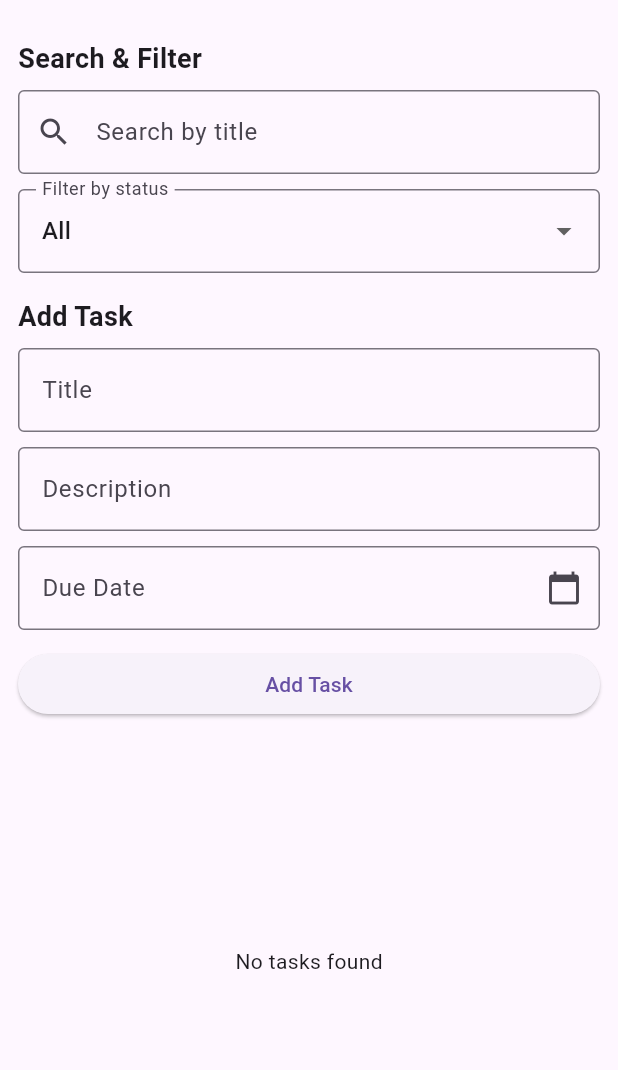
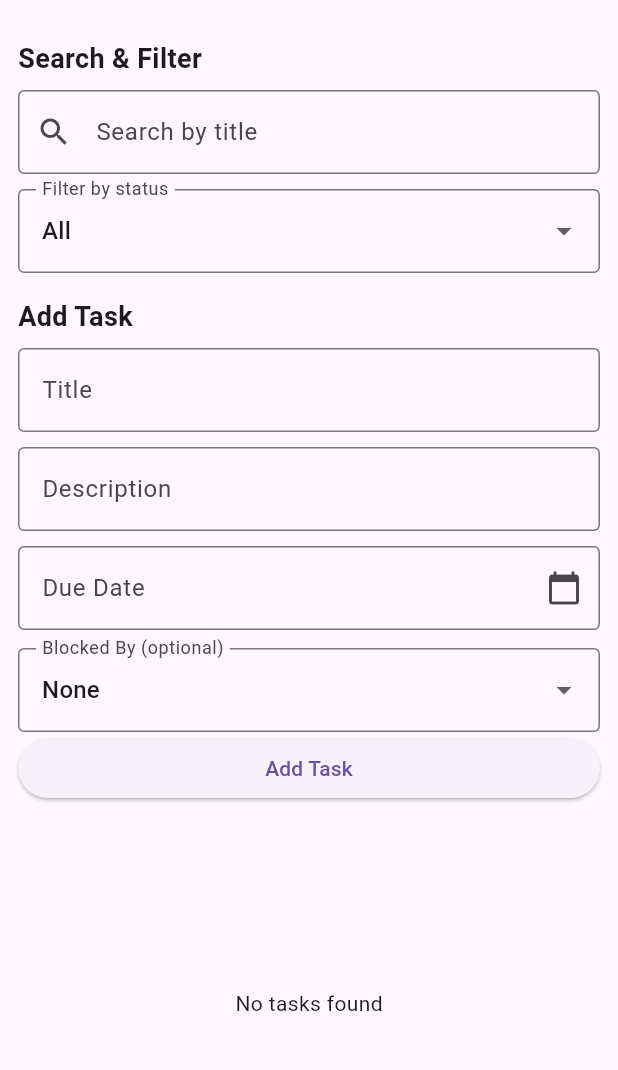
Before and after one commit to rahullpanditaa/taskmanager, a Flutter app: the screen it shows after launch, on a phone screen of 412 x 824 dp, the part 63-1133 px from its top. Run offline on Flutter 3.47's test engine with Material 3 defaults, Android fonts, the phone set to English and light mode, and no system bars; our stand-ins replace shared_preferences; network calls fail.

Commit message:
modify lib/main.dart - add dropdown for blocked by in create task section

```diff
--- a/frontend/task_manager_app/lib/main.dart
+++ b/frontend/task_manager_app/lib/main.dart
@@ -46,6 +46,9 @@ class _TasksScreenState extends State<TasksScreen> {
   final TextEditingController titleController = TextEditingController();
   final TextEditingController descriptionController = TextEditingController();
   final TextEditingController dueDateController = TextEditingController();
+
+  // Add state for selected blocked by task
+  int? selectedBlockedBy;
 
   @override
   void initState() {
@@ -328,14 +331,14 @@ class _TasksScreenState extends State<TasksScreen> {
       ),
       body: Column(
   children: [
-    // 🔹 TOP SECTION (scrollable if needed)
+    //
     SingleChildScrollView(
       child: Padding(
         padding: const EdgeInsets.all(12),
         child: Column(
           crossAxisAlignment: CrossAxisAlignment.start,
           children: [
-            // 🔹 SEARCH & FILTER
+            // Search and filter
             const Text(
               'Search & Filter',
               style: TextStyle(fontSize: 18, fontWeight: FontWeight.bold),
@@ -357,7 +360,8 @@ class _TasksScreenState extends State<TasksScreen> {
             const SizedBox(height: 10),
 
             DropdownButtonFormField<String>(
-              value: selectedStatus,
+              // value: selectedStatus,
+              initialValue: selectedStatus,
               decoration: const InputDecoration(
                 labelText: 'Filter by status',
                 border: OutlineInputBorder(),
@@ -376,7 +380,7 @@ class _TasksScreenState extends State<TasksScreen> {
 
             const SizedBox(height: 16),
 
-            // 🔹 ADD TASK
+            // Add new task
             const Text(
               'Add Task',
               style: TextStyle(fontSize: 18, fontWeight: FontWeight.bold),
@@ -445,6 +449,32 @@ class _TasksScreenState extends State<TasksScreen> {
 
             const SizedBox(height: 12),
 
+            DropdownButtonFormField<int>(
+              initialValue: selectedBlockedBy,
+              decoration: const InputDecoration(
+                labelText: 'Blocked By (optional)',
+                border: OutlineInputBorder(),
+              ),
+              items: [
+                const DropdownMenuItem(
+                  value: null,
+                  child: Text('None'),
+                ),
+                ...allTasks.map((task) {
+                  return DropdownMenuItem<int>(
+                    value: task['id'],
+                    child: Text(task['title']),
+                  );
+                }).toList(),
+              ],
+              onChanged: (value) {
+                setState(() {
+                  selectedBlockedBy = value;
+                });
+              },
+
+            ),
+
             SizedBox(
               width: double.infinity,
               child: ElevatedButton(
@@ -465,7 +495,7 @@ class _TasksScreenState extends State<TasksScreen> {
 
     const SizedBox(height: 8),
 
-    // 🔹 TASK LIST (gets most space)
+    // All tasks list
     Expanded(
       child: isLoading
           ? const Center(child: CircularProgressIndicator())
```
